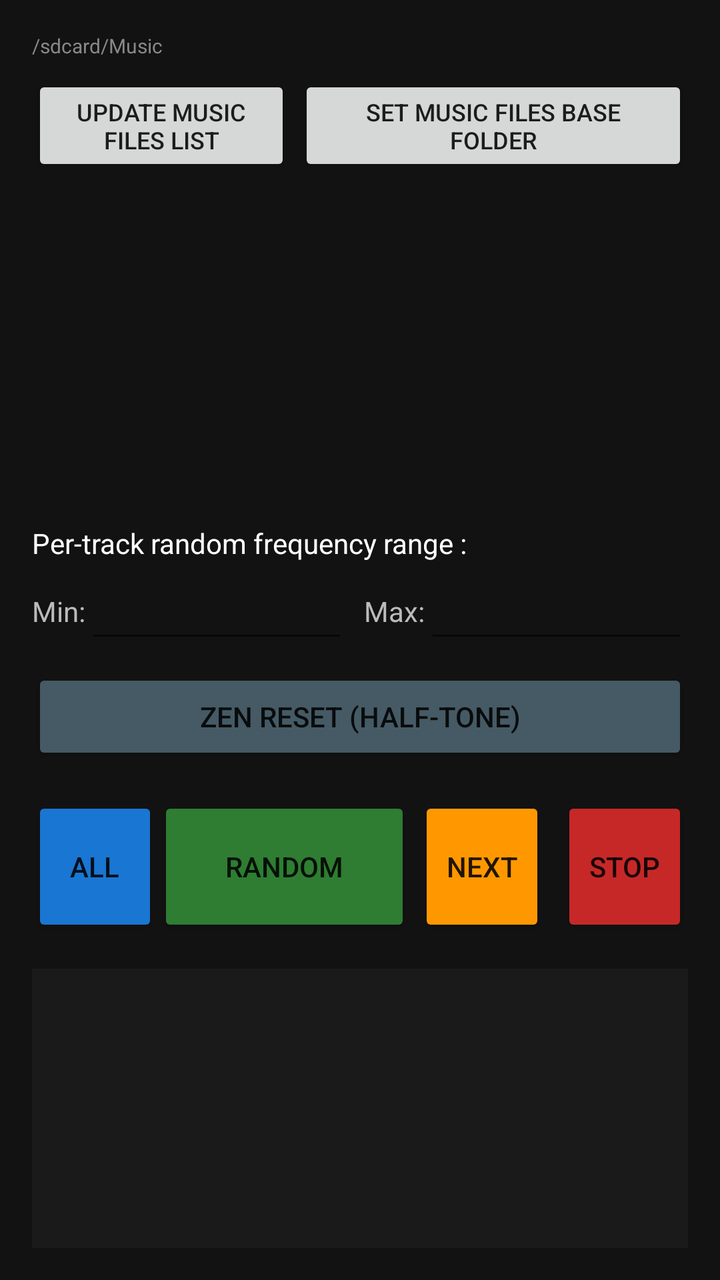
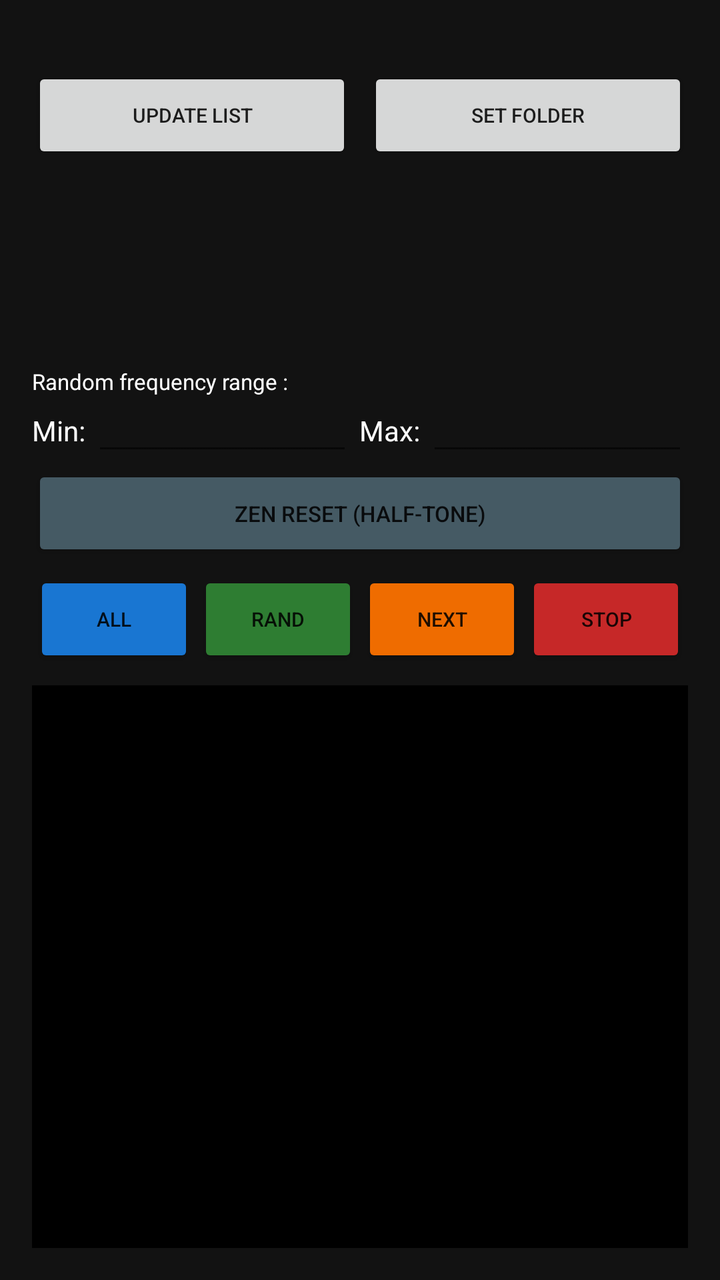

Compare the two renders of this Android layout. The source of the first and the diff that turns it into the second are given below.
<!-- AndroidManifest.xml: application theme Theme.AppCompat.DayNight.NoActionBar -->
<!-- res/layout/activity_freqmul.xml -->
<?xml version="1.0" encoding="utf-8"?>
<LinearLayout xmlns:android="http://schemas.android.com/apk/res/android"
    android:layout_width="match_parent"
    android:layout_height="match_parent"
    android:orientation="vertical"
    android:background="#121212"
    android:padding="16dp">

    <TextView android:id="@+id/text_root_path" 
        android:layout_width="match_parent" android:layout_height="wrap_content" 
        android:text="/sdcard/Music" android:textColor="#888888" android:textSize="10sp" />

    <LinearLayout
        android:layout_width="match_parent" android:layout_height="wrap_content"
        android:orientation="horizontal" android:layout_marginTop="8dp">
        <Button android:id="@+id/button_list_mp3" android:layout_width="0dp" android:layout_height="wrap_content" android:layout_weight="1" android:text="UPDATE MUSIC FILES LIST" android:textSize="12sp" />
        <Button android:id="@+id/button_root_rep" android:layout_width="0dp" android:layout_height="wrap_content" android:layout_weight="1.5" android:text="SET MUSIC FILES BASE FOLDER" android:textSize="12sp" android:layout_marginStart="4dp"/>
    </LinearLayout>

    <ListView android:id="@+id/list_mp3" android:layout_width="match_parent" android:layout_height="150dp" android:layout_marginTop="8dp" android:divider="#333333" android:dividerHeight="1dp" />

    <TextView 
        android:layout_width="match_parent" android:layout_height="wrap_content" 
        android:text="Per-track random frequency range :" android:textColor="#FFFFFF" 
        android:layout_marginTop="16dp" android:textSize="14sp" />

    <LinearLayout
        android:layout_width="match_parent" android:layout_height="wrap_content"
        android:orientation="horizontal" android:layout_marginTop="4dp" android:gravity="center_vertical">
        <TextView android:layout_width="wrap_content" android:layout_height="wrap_content" android:text="Min:" android:textColor="#BBBBBB" />
        <EditText android:id="@+id/edit_mul_min" android:layout_width="0dp" android:layout_height="wrap_content" android:layout_weight="1" android:textColor="#00FF00" android:inputType="numberDecimal" />
        <TextView android:layout_width="wrap_content" android:layout_height="wrap_content" android:layout_marginStart="8dp" android:text="Max:" android:textColor="#BBBBBB" />
        <EditText android:id="@+id/edit_mul_max" android:layout_width="0dp" android:layout_height="wrap_content" android:layout_weight="1" android:textColor="#00FF00" android:inputType="numberDecimal" />
    </LinearLayout>

    <Button android:id="@+id/button_reset_freq" android:layout_width="match_parent" android:layout_height="wrap_content" android:text="ZEN RESET (HALF-TONE)" android:backgroundTint="#455A64" android:layout_marginTop="8dp" />

    <LinearLayout
        android:layout_width="match_parent" android:layout_height="wrap_content"
        android:orientation="horizontal" android:layout_marginTop="16dp">
        <Button android:id="@+id/button_play_all" android:layout_width="0dp" android:layout_height="70dp" android:layout_weight="1" android:text="ALL" android:backgroundTint="#1976D2" />
        <Button android:id="@+id/button_play_random" android:layout_width="0dp" android:layout_height="70dp" android:layout_weight="2" android:text="RANDOM" android:backgroundTint="#2E7D32" />
        <Button android:id="@+id/button_next" android:layout_width="0dp" android:layout_height="70dp" android:layout_weight="1" android:text="NEXT" android:backgroundTint="#FF9800" android:layout_marginStart="4dp" />
        <Button android:id="@+id/button_stop" android:layout_width="0dp" android:layout_height="70dp" android:layout_weight="1" android:text="STOP" android:backgroundTint="#C62828" android:layout_marginStart="8dp" />
    </LinearLayout>

    <ScrollView android:id="@+id/scroll_transcript" android:layout_width="match_parent" android:layout_height="match_parent" android:layout_marginTop="16dp" android:background="#1A1A1A" android:padding="8dp">
        <TextView android:id="@+id/text_transcript" android:layout_width="match_parent" android:layout_height="wrap_content" android:textColor="#00FF00" android:textSize="12sp" android:fontFamily="monospace" />
    </ScrollView>
</LinearLayout>
<!-- resources referenced by this layout -->
<resources>

</resources>

<!-- the commit's change to res/layout/activity_freqmul.xml (unified diff, before → after) -->
@@ -3,48 +3,154 @@
     android:layout_width="match_parent"
     android:layout_height="match_parent"
     android:orientation="vertical"
-    android:background="#121212"
-    android:padding="16dp">
+    android:padding="16dp"
+    android:background="#121212">
 
-    <TextView android:id="@+id/text_root_path" 
-        android:layout_width="match_parent" android:layout_height="wrap_content" 
-        android:text="/sdcard/Music" android:textColor="#888888" android:textSize="10sp" />
+    <TextView
+        android:id="@+id/text_root_path"
+        android:layout_width="match_parent"
+        android:layout_height="wrap_content"
+        android:textColor="#888888"
+        android:textSize="10sp"
+        android:paddingBottom="4dp" />
 
     <LinearLayout
-        android:layout_width="match_parent" android:layout_height="wrap_content"
-        android:orientation="horizontal" android:layout_marginTop="8dp">
-        <Button android:id="@+id/button_list_mp3" android:layout_width="0dp" android:layout_height="wrap_content" android:layout_weight="1" android:text="UPDATE MUSIC FILES LIST" android:textSize="12sp" />
-        <Button android:id="@+id/button_root_rep" android:layout_width="0dp" android:layout_height="wrap_content" android:layout_weight="1.5" android:text="SET MUSIC FILES BASE FOLDER" android:textSize="12sp" android:layout_marginStart="4dp"/>
+        android:layout_width="match_parent"
+        android:layout_height="wrap_content"
+        android:orientation="horizontal">
+        <Button
+            android:id="@+id/button_list_mp3"
+            android:layout_width="0dp"
+            android:layout_height="wrap_content"
+            android:layout_weight="1"
+            android:layout_marginEnd="4dp"
+            android:text="UPDATE LIST"
+            android:textSize="10sp" />
+        <Button
+            android:id="@+id/button_root_rep"
+            android:layout_width="0dp"
+            android:layout_height="wrap_content"
+            android:layout_weight="1"
+            android:layout_marginStart="4dp"
+            android:text="SET FOLDER"
+            android:textSize="10sp" />
     </LinearLayout>
 
-    <ListView android:id="@+id/list_mp3" android:layout_width="match_parent" android:layout_height="150dp" android:layout_marginTop="8dp" android:divider="#333333" android:dividerHeight="1dp" />
+    <ListView
+        android:id="@+id/list_mp3"
+        android:layout_width="match_parent"
+        android:layout_height="0dp"
+        android:layout_weight="1"
+        android:layout_marginTop="4dp"
+        android:layout_marginBottom="4dp"
+        android:divider="#333333"
+        android:dividerHeight="1dp" />
 
-    <TextView 
-        android:layout_width="match_parent" android:layout_height="wrap_content" 
-        android:text="Per-track random frequency range :" android:textColor="#FFFFFF" 
-        android:layout_marginTop="16dp" android:textSize="14sp" />
+    <TextView
+        android:layout_width="match_parent"
+        android:layout_height="wrap_content"
+        android:text="Random frequency range :"
+        android:textColor="#FFFFFF"
+        android:textSize="11sp" />
 
     <LinearLayout
-        android:layout_width="match_parent" android:layout_height="wrap_content"
-        android:orientation="horizontal" android:layout_marginTop="4dp" android:gravity="center_vertical">
-        <TextView android:layout_width="wrap_content" android:layout_height="wrap_content" android:text="Min:" android:textColor="#BBBBBB" />
-        <EditText android:id="@+id/edit_mul_min" android:layout_width="0dp" android:layout_height="wrap_content" android:layout_weight="1" android:textColor="#00FF00" android:inputType="numberDecimal" />
-        <TextView android:layout_width="wrap_content" android:layout_height="wrap_content" android:layout_marginStart="8dp" android:text="Max:" android:textColor="#BBBBBB" />
-        <EditText android:id="@+id/edit_mul_max" android:layout_width="0dp" android:layout_height="wrap_content" android:layout_weight="1" android:textColor="#00FF00" android:inputType="numberDecimal" />
+        android:layout_width="match_parent"
+        android:layout_height="wrap_content"
+        android:orientation="horizontal"
+        android:gravity="center_vertical">
+        <TextView
+            android:layout_width="wrap_content"
+            android:layout_height="wrap_content"
+            android:text="Min: "
+            android:textColor="#FFFFFF" />
+        <EditText
+            android:id="@+id/edit_mul_min"
+            android:layout_width="0dp"
+            android:layout_height="wrap_content"
+            android:layout_weight="1"
+            android:inputType="numberDecimal"
+            android:textColor="#4CAF50"
+            android:textSize="13sp" />
+        <TextView
+            android:layout_width="wrap_content"
+            android:layout_height="wrap_content"
+            android:text=" Max: "
+            android:textColor="#FFFFFF" />
+        <EditText
+            android:id="@+id/edit_mul_max"
+            android:layout_width="0dp"
+            android:layout_height="wrap_content"
+            android:layout_weight="1"
+            android:inputType="numberDecimal"
+            android:textColor="#4CAF50"
+            android:textSize="13sp" />
     </LinearLayout>
 
-    <Button android:id="@+id/button_reset_freq" android:layout_width="match_parent" android:layout_height="wrap_content" android:text="ZEN RESET (HALF-TONE)" android:backgroundTint="#455A64" android:layout_marginTop="8dp" />
+    <Button
+        android:id="@+id/button_reset_freq"
+        android:layout_width="match_parent"
+        android:layout_height="wrap_content"
+        android:text="ZEN RESET (HALF-TONE)"
+        android:backgroundTint="#455A64"
+        android:textSize="11sp" />
 
     <LinearLayout
-        android:layout_width="match_parent" android:layout_height="wrap_content"
-        android:orientation="horizontal" android:layout_marginTop="16dp">
-        <Button android:id="@+id/button_play_all" android:layout_width="0dp" android:layout_height="70dp" android:layout_weight="1" android:text="ALL" android:backgroundTint="#1976D2" />
-        <Button android:id="@+id/button_play_random" android:layout_width="0dp" android:layout_height="70dp" android:layout_weight="2" android:text="RANDOM" android:backgroundTint="#2E7D32" />
-        <Button android:id="@+id/button_next" android:layout_width="0dp" android:layout_height="70dp" android:layout_weight="1" android:text="NEXT" android:backgroundTint="#FF9800" android:layout_marginStart="4dp" />
-        <Button android:id="@+id/button_stop" android:layout_width="0dp" android:layout_height="70dp" android:layout_weight="1" android:text="STOP" android:backgroundTint="#C62828" android:layout_marginStart="8dp" />
+        android:layout_width="match_parent"
+        android:layout_height="wrap_content"
+        android:orientation="horizontal"
+        android:layout_marginTop="4dp">
+        <Button
+            android:id="@+id/button_play_all"
+            android:layout_width="0dp"
+            android:layout_height="wrap_content"
+            android:layout_weight="1"
+            android:text="ALL"
+            android:layout_margin="1dp"
+            android:backgroundTint="#1976D2"
+            android:textSize="10sp" />
+        <Button
+            android:id="@+id/button_play_random"
+            android:layout_width="0dp"
+            android:layout_height="wrap_content"
+            android:layout_weight="1"
+            android:text="RAND"
+            android:layout_margin="1dp"
+            android:backgroundTint="#2E7D32"
+            android:textSize="10sp" />
+        <Button
+            android:id="@+id/button_next"
+            android:layout_width="0dp"
+            android:layout_height="wrap_content"
+            android:layout_weight="1"
+            android:text="NEXT"
+            android:layout_margin="1dp"
+            android:backgroundTint="#EF6C00"
+            android:textSize="10sp" />
+        <Button
+            android:id="@+id/button_stop"
+            android:layout_width="0dp"
+            android:layout_height="wrap_content"
+            android:layout_weight="1"
+            android:text="STOP"
+            android:layout_margin="1dp"
+            android:backgroundTint="#C62828"
+            android:textSize="10sp" />
     </LinearLayout>
 
-    <ScrollView android:id="@+id/scroll_transcript" android:layout_width="match_parent" android:layout_height="match_parent" android:layout_marginTop="16dp" android:background="#1A1A1A" android:padding="8dp">
-        <TextView android:id="@+id/text_transcript" android:layout_width="match_parent" android:layout_height="wrap_content" android:textColor="#00FF00" android:textSize="12sp" android:fontFamily="monospace" />
+    <ScrollView
+        android:id="@+id/scroll_transcript"
+        android:layout_width="match_parent"
+        android:layout_height="0dp"
+        android:layout_weight="3"
+        android:layout_marginTop="8dp"
+        android:background="#000000">
+        <TextView
+            android:id="@+id/text_transcript"
+            android:layout_width="match_parent"
+            android:layout_height="wrap_content"
+            android:textColor="#00FF00"
+            android:textSize="10sp"
+            android:fontFamily="monospace"
+            android:padding="4dp" />
     </ScrollView>
 </LinearLayout>
